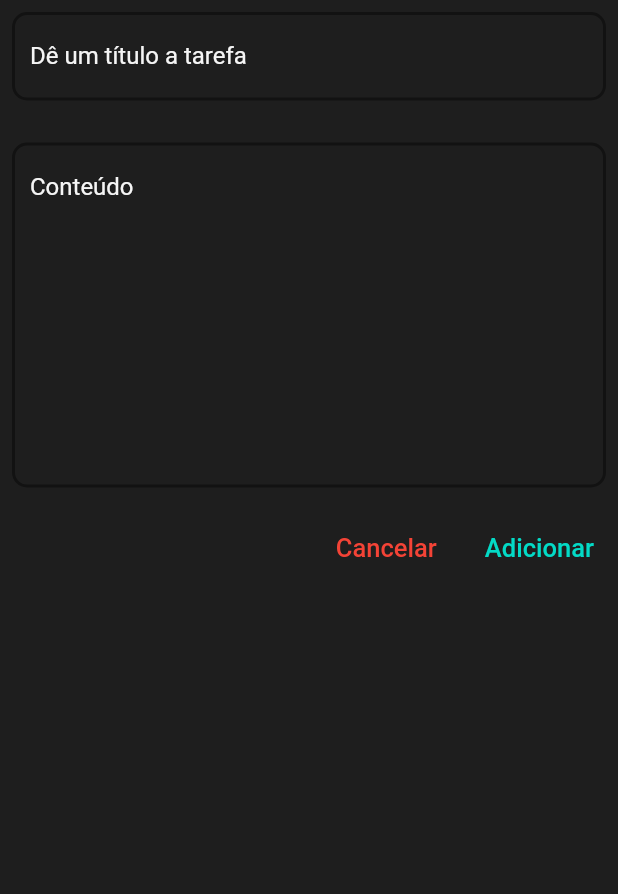
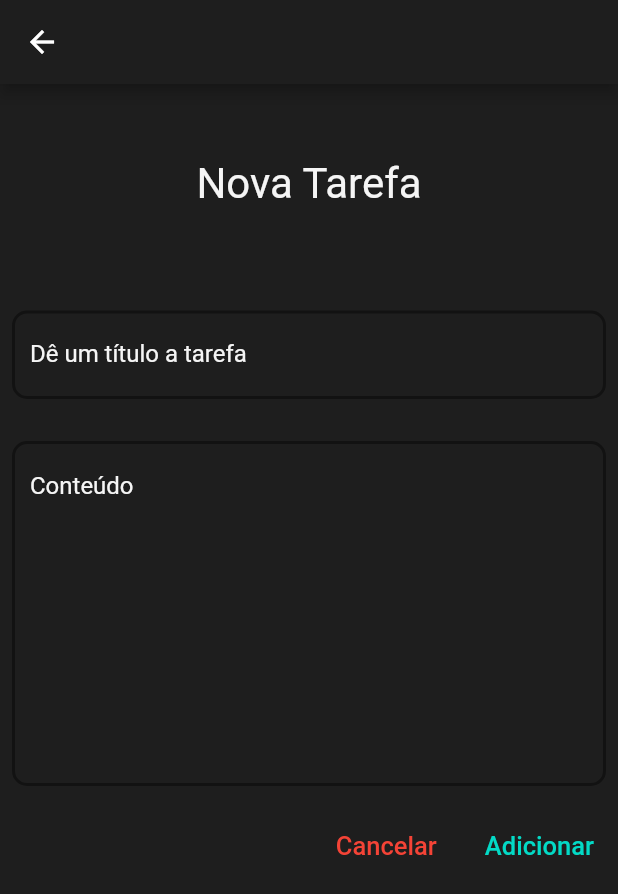
Before and after one commit to gzeloni/flutter_todo_list_app, a Flutter app: the screen it shows after launch, after a tap on "Nova Tarefa", on a phone screen of 412 x 824 dp. Shown: the top 894 px of the screen. Run offline on Flutter 3.47's test engine with Material 2 defaults, Android fonts, the phone set to English and light mode, and no system bars; our stand-ins replace shared_preferences.

Commit message:
Removido o construtor Stack da navbar para que o estado das telas atualize a cada clique na navbar.

```diff
--- a/lib/main.dart
+++ b/lib/main.dart
@@ -16,21 +16,6 @@ class Main extends StatefulWidget {
 }
 
 class _MainState extends State<Main> {
-  int id = 0;
-  void refreshData() {
-    id++;
-  }
-
-  FutureOr onGoBack(dynamic value) {
-    refreshData();
-    setState(() {});
-  }
-
-  void navigateSecondPage() {
-    Route route = MaterialPageRoute(builder: (context) => const NewTask());
-    Navigator.push(context, route).then(onGoBack);
-  }
-
   @override
   Widget build(BuildContext context) {
     return MaterialApp(
--- a/lib/navbar/navbar.dart
+++ b/lib/navbar/navbar.dart
@@ -22,10 +22,7 @@ class _ScreensState extends State<Screens> {
   @override
   Widget build(BuildContext context) {
     return Scaffold(
-      body: IndexedStack(
-        index: indexOf,
-        children: telas,
-      ),
+      body: telas[0],
       bottomNavigationBar: BottomNavigationBar(
         iconSize: 32,
         selectedFontSize: 15,
--- a/lib/repositories/todo_repository.dart
+++ b/lib/repositories/todo_repository.dart
@@ -4,7 +4,7 @@ import 'package:shared_preferences/shared_preferences.dart';
 
 import '../widgets/todo.dart';
 
-const todoListKey = 'todo_list';
+const todoListKey = 'todo_list7';
 
 class TodoRepository {
   late SharedPreferences sharedPreferences;
--- a/lib/screens/newTask.dart
+++ b/lib/screens/newTask.dart
@@ -4,6 +4,7 @@ import 'dart:convert';
 import 'package:flutter/material.dart';
 import 'package:todo_list/navbar/navbar.dart';
 import 'package:todo_list/repositories/todo_repository.dart';
+import 'package:todo_list/screens/completedTasks.dart';
 import 'package:todo_list/widgets/todo.dart';
 
 class NewTask extends StatefulWidget {
@@ -55,7 +56,31 @@ class _NewTaskState extends State<NewTask> {
   Widget build(BuildContext context) {
     return Scaffold(
       backgroundColor: const Color(0xff1e1e1e),
-      body: Column(children: [
+      appBar: AppBar(
+        backgroundColor: const Color(0xff1e1e1e),
+      ),
+      body: SafeArea(
+        child: Column(children: [
+          Container(
+            alignment: Alignment.center,
+            padding: const EdgeInsets.only(top: 50, bottom: 20),
+            child: Row(
+              mainAxisSize: MainAxisSize.min,
+              mainAxisAlignment: MainAxisAlignment.center,
+              children: const [
+                Text(
+                  "Nova Tarefa",
+                  style: TextStyle(
+                    fontSize: 28,
+                    color: Color.fromARGB(255, 245, 245, 245),
+                  ),
+                ),
+              ],
+            ),
+          ),
+          const SizedBox(
+            height: 40,
+          ),
           Padding(
             padding: const EdgeInsets.all(8),
             child: Row(
@@ -204,7 +229,8 @@ class _NewTaskState extends State<NewTask> {
                       }
                       if (content.isEmpty) {
                         setState(() {
-                        errorSubtitleText = 'O conteúdo não pode estar vazio.';
+                          errorSubtitleText =
+                              'O conteúdo não pode estar vazio.';
                         });
                         return;
                       } else {
@@ -225,7 +251,8 @@ class _NewTaskState extends State<NewTask> {
                       _subtitleController.clear();
                       todoRepository.saveTodoList(todos);
                       Navigator.of(context).push(
-                      MaterialPageRoute(builder: (context) => const Screens()),
+                        MaterialPageRoute(
+                            builder: (context) => const Screens()),
                       );
                     });
                   },
@@ -241,6 +268,7 @@ class _NewTaskState extends State<NewTask> {
             ],
           ),
         ]),
+      ),
     );
   }
 }
```
Lines whose indentation alone changed are shown as unchanged.
